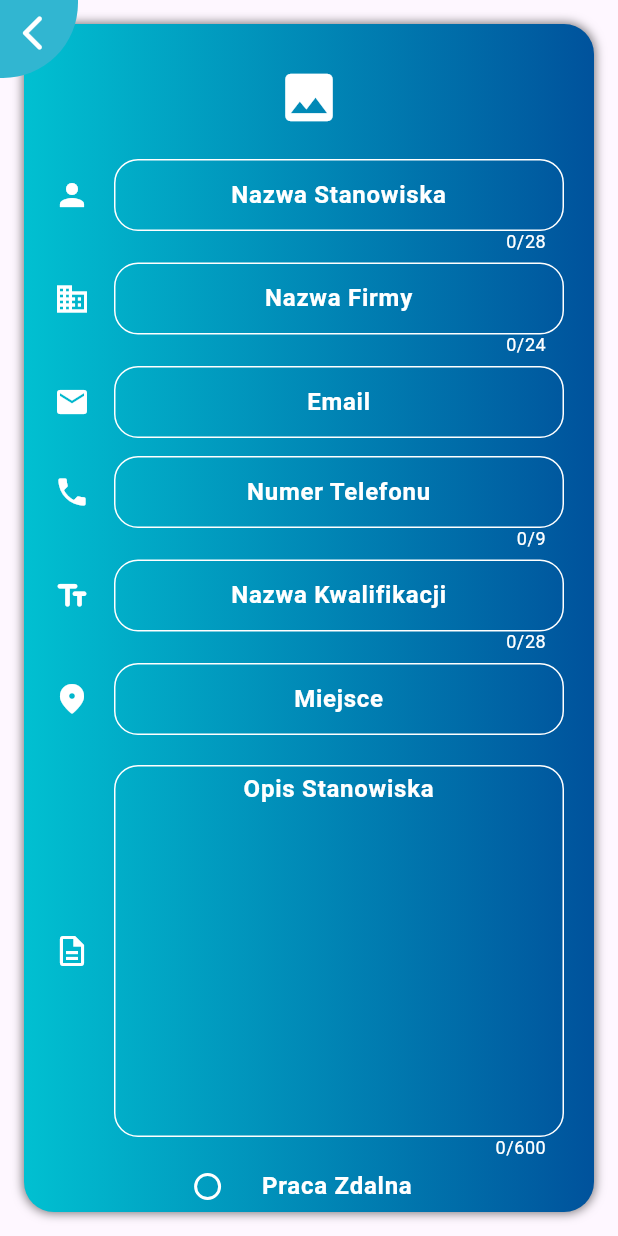
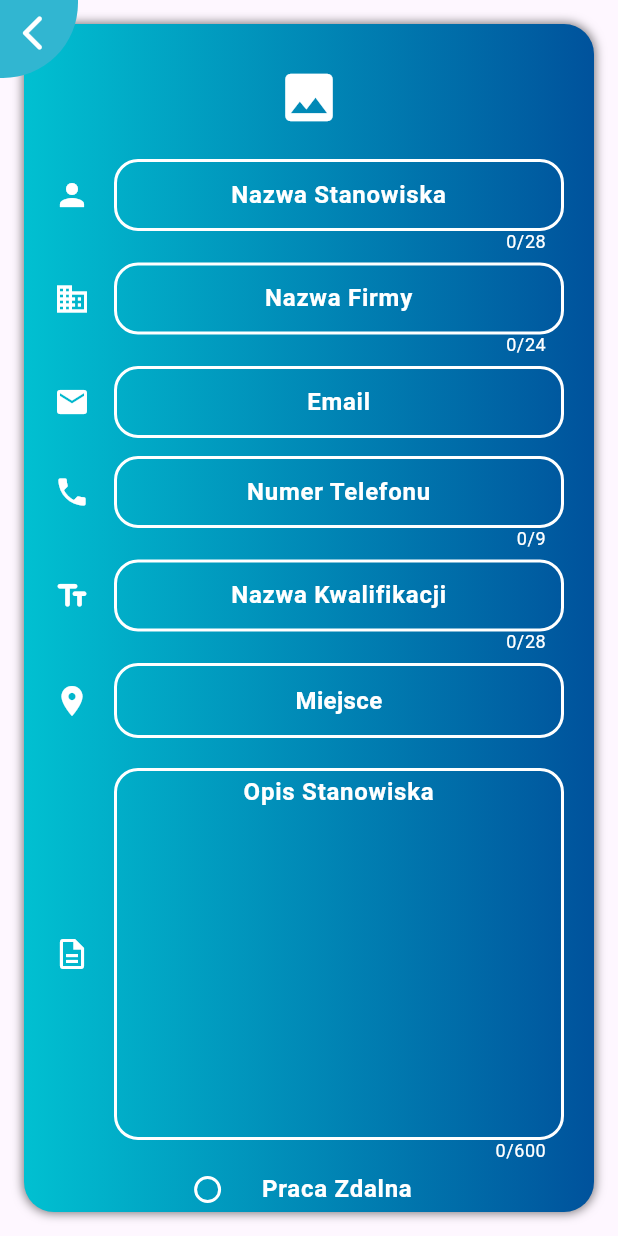
Before and after one commit to malak4822/praktyki_szkolne, a Flutter app: the AddJob screen opened by its route, on a phone screen of 412 x 824 dp. Run offline on Flutter 3.47's test engine with Material 3 defaults, Android fonts, the phone set to English and light mode, and no system bars; our stand-ins replace cloud_firestore, firebase_auth, firebase_core, firebase_storage, font_awesome_flutter, geocoding and 7 more; missing offline and left inert: firebase_app_check; accounts and stored records are empty; network calls fail; Roboto replaces fonts that are missing (Overpass).

Commit message:
decoration_upgrade

```diff
--- a/lib/constants.dart
+++ b/lib/constants.dart
@@ -12,6 +12,9 @@ const List<Color> gradient = [
 ];
 String getAgeSuffix(int age) {
   if (age % 10 == 2 || age % 10 == 3 || age % 10 == 4) {
+    if (age == 14) {
+      return 'lat';
+    }
     return 'lata';
   } else {
     return 'lat';
--- a/lib/pages/jobs/addjob.dart
+++ b/lib/pages/jobs/addjob.dart
@@ -89,8 +89,8 @@ class _AddJobState extends State<AddJob> {
                     updateValues(companyName, 'Nazwa Firmy', 1, 24,
                         Icons.business, TextInputType.text, null),
                     const SizedBox(height: 12),
-                    updateValues(jobEmail, 'Email', 1, null,
-                        Icons.email, TextInputType.emailAddress, null),
+                    updateValues(jobEmail, 'Email', 1, null, Icons.email,
+                        TextInputType.emailAddress, null),
                     const SizedBox(height: 12),
                     updateValues(jobPhone, 'Numer Telefonu', 1, 9, Icons.phone,
                         TextInputType.phone, null),
@@ -98,18 +98,58 @@ class _AddJobState extends State<AddJob> {
                     updateValues(jobQualification, 'Nazwa Kwalifikacji', 1, 28,
                         Icons.text_fields_rounded, TextInputType.text, null),
                     const SizedBox(height: 12),
-                    updateValues(jobLocation, 'Miejsce', null, null,
-                        Icons.location_on_rounded, null, () {
+                    // updateValues(jobLocation, 'Miejsce', null, null,
+                    //     Icons.location_on_rounded, null, () {
+                    //   Navigator.push(
+                    //       context,
+                    //       MaterialPageRoute(
+                    //           builder: (context) =>
+                    //               FindOnMap(callBack: (String val) {
+                    //                 setState(() {
+                    //                   jobLocation.text = val;
+                    //                 });
+                    //               })));
+                    // }),
+                    Row(
+                      children: [
+                        const Icon(Icons.location_on_sharp,
+                            color: Colors.white),
+                        const SizedBox(width: 16),
+                        Expanded(
+                          child: Container(
+                            height: 50,
+                            decoration: BoxDecoration(
+                              borderRadius: BorderRadius.circular(16),
+                              border: Border.all(color: Colors.white, width: 2),
+                            ),
+                            child: Material(
+                              color: Colors.transparent,
+                              child: InkWell(
+                                  borderRadius: BorderRadius.circular(16),
+                                  onTap: () {
                                     Navigator.push(
                                         context,
                                         MaterialPageRoute(
-                              builder: (context) =>
-                                  FindOnMap(callBack: (String val) {
+                                            builder: (context) => FindOnMap(
+                                                    callBack: (String val) {
                                                   setState(() {
                                                     jobLocation.text = val;
                                                   });
                                                 })));
-                    }),
+                                  },
+                                  child: Center(
+                                      child: Text(
+                                    jobLocation.text.isEmpty
+                                        ? 'Miejsce'
+                                        : jobLocation.text,
+                                    style: fontSize16,
+                                    textAlign: TextAlign.center,
+                                  ))),
+                            ),
+                          ),
+                        )
+                      ],
+                    ),
                     const SizedBox(height: 20),
                     updateValues(jobDescription, 'Opis Stanowiska', 10, 600,
                         Icons.description_outlined, TextInputType.text, null),
@@ -136,7 +176,7 @@ class _AddJobState extends State<AddJob> {
                             padding: const EdgeInsets.all(8),
                             shape: RoundedRectangleBorder(
                                 borderRadius: BorderRadius.circular(15)),
-                            backgroundColor: Colors.white24,
+                            backgroundColor: Colors.white,
                             elevation: 20),
                         onPressed: () async {
                           if (_formKey.currentState!.validate()) {
@@ -160,7 +200,6 @@ class _AddJobState extends State<AddJob> {
                                     jobDescription.text,
                                     canRemotely);
                                 if (eee != null) {
-
                                   if (!mounted) return;
                                   Provider.of<GoogleSignInProvider>(context,
                                           listen: false)
@@ -172,10 +211,10 @@ class _AddJobState extends State<AddJob> {
                             }
                           }
                         },
-                        child: const Icon(
-                          Icons.done,
-                          color: Colors.white,
-                          size: 28,
+                        child: Icon(
+                          Icons.done_outline_rounded,
+                          color: gradient[1],
+                          size: 24,
                         )),
                   ])))),
       backButton(context),
--- a/lib/pages/jobs/jobcard.dart
+++ b/lib/pages/jobs/jobcard.dart
@@ -57,7 +57,7 @@ class JobNotice extends StatelessWidget {
                                                 color: Colors.white))),
                                     const SizedBox(width: 10),
                                     if (jobData['canRemotely'] == true)
-                                      const Icon(Icons.done,
+                                      const Icon(Icons.done_outline_rounded,
                                           size: 18, color: Colors.white),
                                     if (jobData['canRemotely'] == true)
                                       Text(' Zdalne',
--- a/lib/pages/user/editcontactinfo.dart
+++ b/lib/pages/user/editcontactinfo.dart
@@ -61,7 +61,7 @@ class _EditContactInfoState extends State<EditContactInfo> {
                     suffixIconColor: Colors.white,
                     suffixIcon: IconButton(
                       iconSize: 28,
-                      icon: const Icon(Icons.done),
+                      icon: const Icon(Icons.done_outline_rounded),
                       onPressed: () async {
                         await Provider.of<GoogleSignInProvider>(context,
                                 listen: false)
--- a/lib/pages/user/edituserpage.dart
+++ b/lib/pages/user/edituserpage.dart
@@ -25,9 +25,6 @@ class EditUserPage extends StatelessWidget {
 
     TextEditingController emailCont =
         TextEditingController(text: currentUser.email);
-
-    String ageAndLocationString =
-        '${currentUser.age == 0 ? '' : '${currentUser.age.toString()} ${getAgeSuffix(currentUser.age)}'}${currentUser.location != '' ? ', ${currentUser.location}' : ''}';
 
     return Scaffold(
         body: PageView(controller: pageCont, children: [
@@ -124,7 +121,7 @@ class EditUserPage extends StatelessWidget {
                             visible: currentUser.isAccountTypeUser,
                             child: Center(
                                 child: Text(
-                              ageAndLocationString,
+                              '${currentUser.age == 0 ? '' : '${currentUser.age.toString()} ${getAgeSuffix(currentUser.age)}'}${currentUser.location != '' ? ', ${currentUser.location}' : ''}',
                               textAlign: TextAlign.center,
                               style: GoogleFonts.overpass(
                                   color: Colors.white, fontSize: 16),
--- a/lib/view/notices.dart
+++ b/lib/view/notices.dart
@@ -233,7 +233,7 @@ class _NoticesPageState extends State<NoticesPage> {
                                         borderRadius: BorderRadius.vertical(
                                             bottom: Radius.circular(16))),
                                     padding: const EdgeInsets.all(12)),
-                                child: const Icon(Icons.done,
+                                child: const Icon(Icons.done_outline_rounded,
                                     size: 32, color: Colors.white),
                                 onPressed: () async {
                                   correctSearchinPrefs =
--- a/lib/view/userpage.dart
+++ b/lib/view/userpage.dart
@@ -21,8 +21,6 @@ class UserPage extends StatelessWidget {
       MyUser myUser = Provider.of<GoogleSignInProvider>(context).getCurrentUser;
       shownUser = myUser.toMap();
     }
-    String ageAndLocationString =
-        '${shownUser['age'] == 0 ? '' : '${shownUser['age'].toString()} ${getAgeSuffix(shownUser['age'])}'}${shownUser['age'] != 0 || shownUser['location'] != '' ? ', ' : ''}${shownUser['location'] != '' ? '${shownUser['location']}' : ''}';
 
     return Scaffold(
         body: ListView(children: [
@@ -131,7 +129,7 @@ class UserPage extends StatelessWidget {
                     child: Center(
                         child: Text(
                       textAlign: TextAlign.center,
-                      ageAndLocationString,
+                      '${shownUser['age'] == 0 ? '' : '${shownUser['age'].toString()} ${getAgeSuffix(shownUser['age'])}'}${shownUser['location'] != '' ? ', ${shownUser['location']}' : ''}',
                       style: GoogleFonts.overpass(
                           color: Colors.white, fontSize: 16),
                     ))),
--- a/lib/widgets/inputwindows.dart
+++ b/lib/widgets/inputwindows.dart
@@ -154,7 +154,7 @@ Widget updateValues(myController, hintTxt, maxLines, maxLength, icon,
           borderSide: BorderSide(width: 4, color: Colors.white),
           borderRadius: BorderRadius.all(Radius.circular(28))),
       enabledBorder: const OutlineInputBorder(
-        borderSide: BorderSide(width: 1, color: Colors.white),
+        borderSide: BorderSide(width: 2, color: Colors.white),
         borderRadius: BorderRadius.all(Radius.circular(16)),
       ),
       border: const OutlineInputBorder(
--- a/lib/widgets/noticecard.dart
+++ b/lib/widgets/noticecard.dart
@@ -96,7 +96,7 @@ class NoticeCard extends StatelessWidget {
                                             color: Colors.white))),
                                 const SizedBox(width: 10),
                                 if (info['canRemotely'] == true)
-                                  const Icon(Icons.done,
+                                  const Icon(Icons.done_outline_rounded,
                                       size: 18, color: Colors.white),
                                 if (info['canRemotely'] == true)
                                   Text(' Zdalne',
```
Also changed, not shown: lib/pages/user/choselocation.dart (+16 -3 lines), lib/pages/user/editnamedesc.dart (+34 -6 lines). Lines whose indentation alone changed are shown as unchanged.
